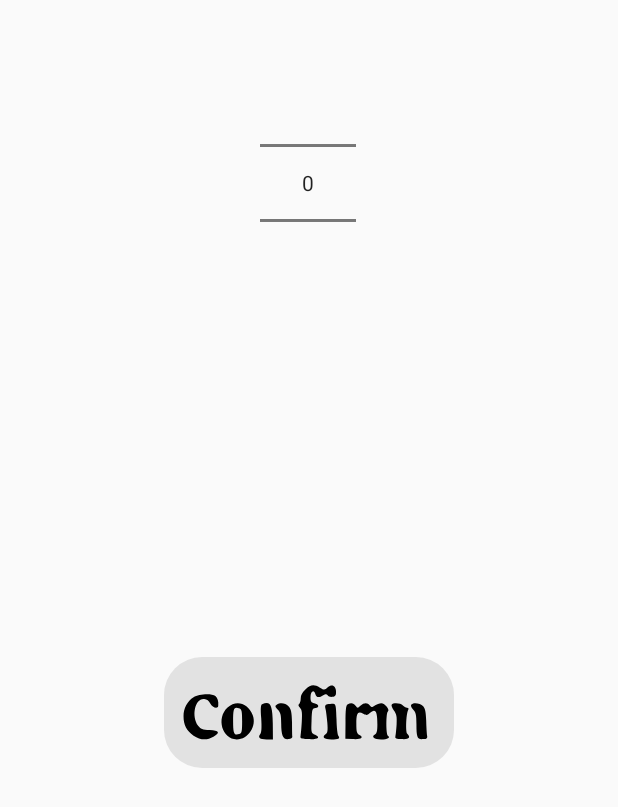
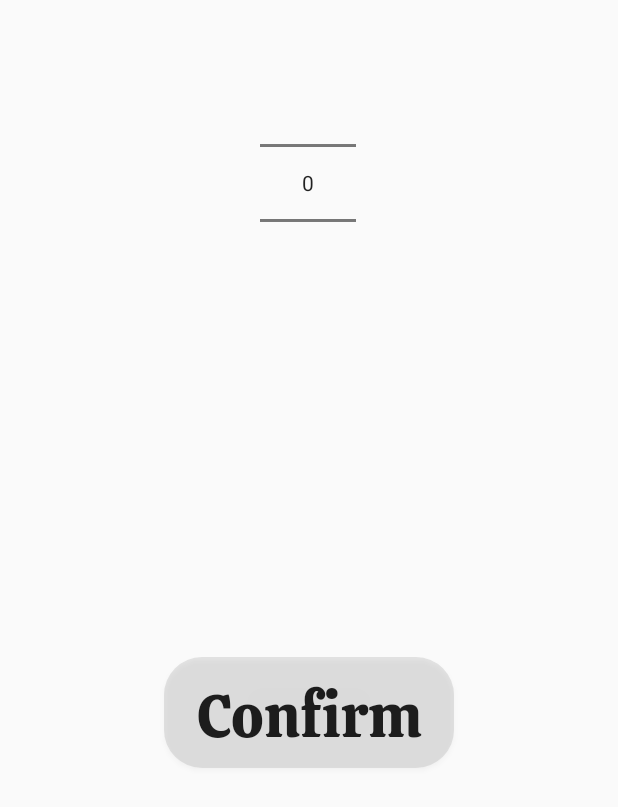
Before and after one commit to luncanrazvan/ChessTimer, an Android app: the layout set_timer_layout.xml on its own in the app's theme, with its tools: preview values and no code run, on a phone screen of 412 x 824 dp. Shown: the top 807 px of the screen. Run offline under Robolectric (Android 15) with nearby library versions, the phone set to English and light mode, and no system bars.

Commit message:
Change text of the confirm button with actual text rather then a svg image and resize it

```diff
--- a/app/src/main/res/layout/set_timer_layout.xml
+++ b/app/src/main/res/layout/set_timer_layout.xml
@@ -15,13 +15,16 @@
         app:layout_constraintStart_toStartOf="parent"
         app:layout_constraintTop_toTopOf="parent" />
 
-    <ImageButton
+    <Button
         android:id="@+id/confirmButton"
         android:layout_width="193dp"
         android:layout_height="74dp"
         android:layout_marginBottom="144dp"
         android:background="@drawable/timer_button"
-        android:src="@drawable/ic_confirm"
+        android:fontFamily="@font/calistoga_regular"
+        android:textSize="40sp"
+        android:text="@string/confirm"
+        android:textAllCaps="false"
         app:layout_constraintBottom_toBottomOf="parent"
         app:layout_constraintEnd_toEndOf="parent"
         app:layout_constraintStart_toStartOf="parent"
--- a/app/src/main/res/values/strings.xml
+++ b/app/src/main/res/values/strings.xml
@@ -10,4 +10,5 @@
     <string name="_15_minutes">15 minutes</string>
     <string name="_30_minutes">30 minutes</string>
     <string name="_60_minutes">60 minutes</string>
+    <string name="confirm">Confirm</string>
 </resources>
```
Also changed, not shown: app/src/main/res/font/calistoga_regular.ttf (added).
